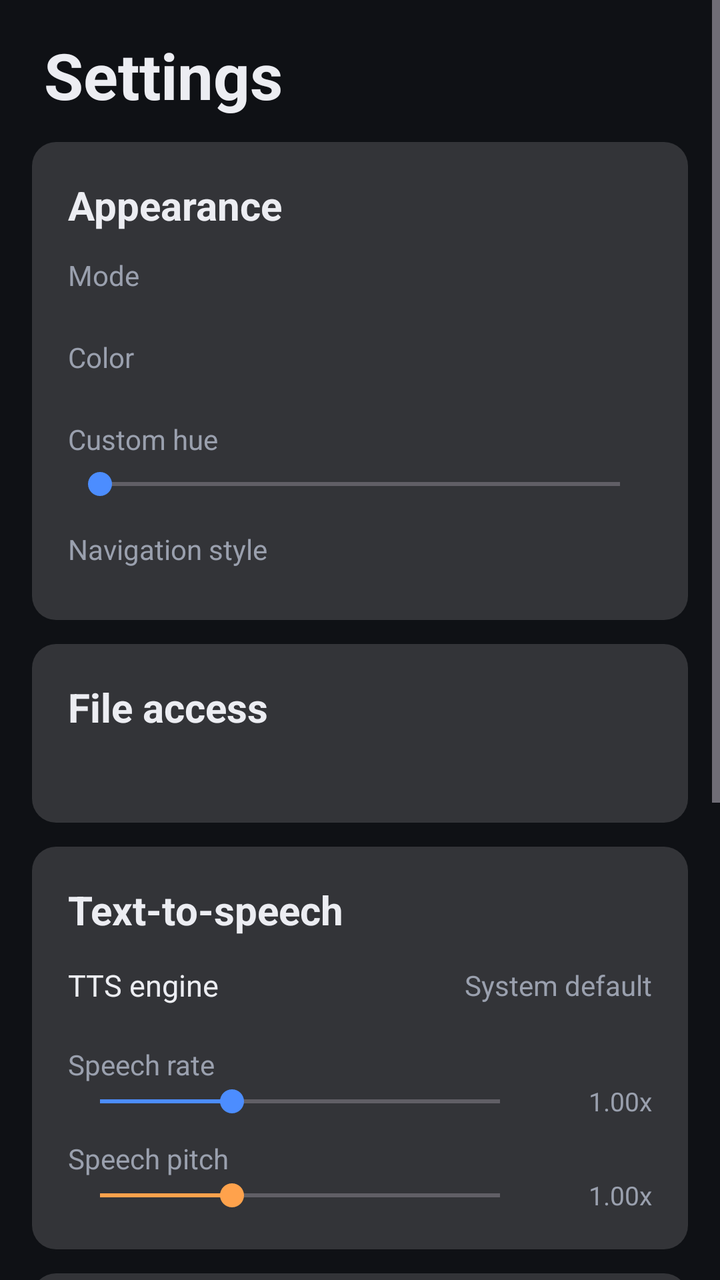
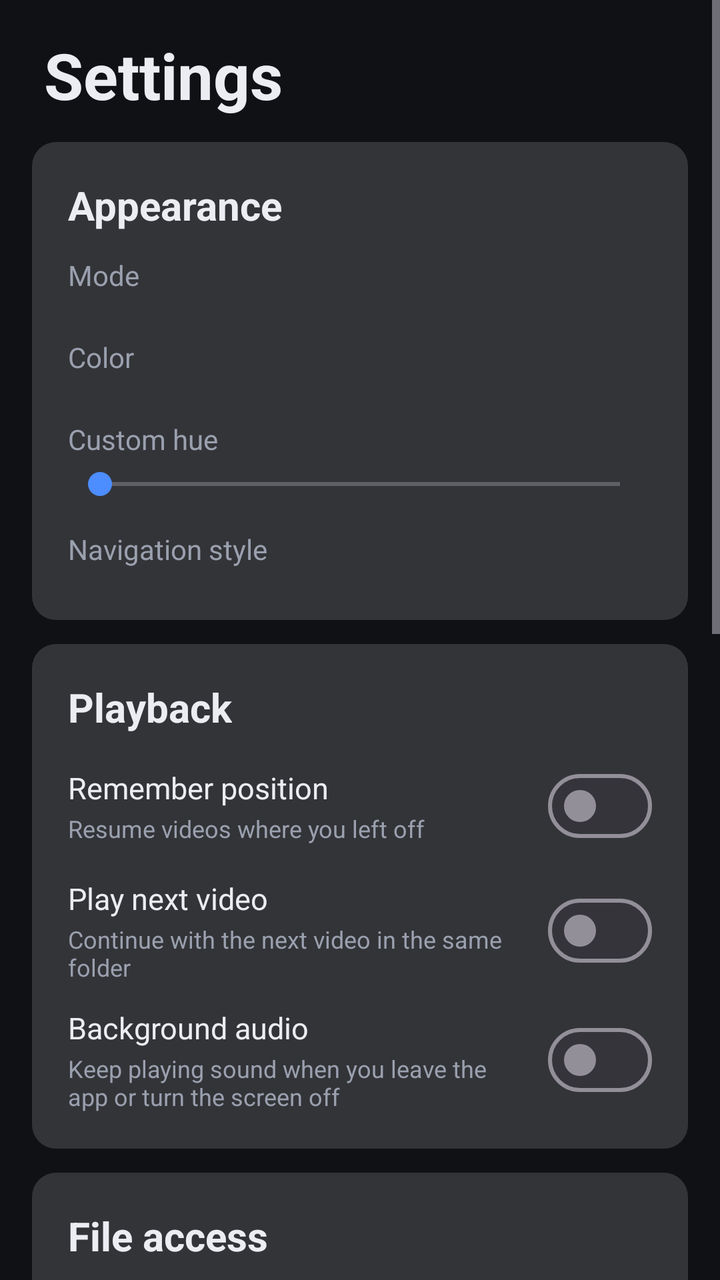

Compare the two renders of this Android layout. The source of the first and the diff that turns it into the second are given below.
<!-- AndroidManifest.xml: application theme Theme.LightPlayer -->
<!-- res/layout/fragment_settings.xml -->
<?xml version="1.0" encoding="utf-8"?>
<ScrollView xmlns:android="http://schemas.android.com/apk/res/android"
    android:layout_width="match_parent"
    android:layout_height="match_parent"
    android:clipToPadding="false"
    android:fillViewport="true"
    android:overScrollMode="ifContentScrolls"
    android:paddingBottom="16dp">

    <LinearLayout
        android:layout_width="match_parent"
        android:layout_height="wrap_content"
        android:orientation="vertical"
        android:paddingHorizontal="16dp"
        android:paddingTop="16dp">

        <TextView
            android:layout_width="wrap_content"
            android:layout_height="wrap_content"
            android:layout_marginStart="6dp"
            android:layout_marginBottom="12dp"
            android:tag="text1"
            android:text="@string/settings_title"
            android:textColor="@color/text_primary"
            android:textSize="32sp"
            android:textStyle="bold" />

        
        <LinearLayout
            android:layout_width="match_parent"
            android:layout_height="wrap_content"
            android:layout_marginBottom="12dp"
            android:background="@drawable/bg_count_pill"
            android:orientation="vertical"
            android:padding="18dp"
            android:tag="card">

            <TextView
                android:layout_width="wrap_content"
                android:layout_height="wrap_content"
                android:tag="text1"
                android:text="@string/settings_appearance"
                android:textColor="@color/text_primary"
                android:textSize="20sp"
                android:textStyle="bold" />

            <TextView
                android:layout_width="wrap_content"
                android:layout_height="wrap_content"
                android:layout_marginTop="12dp"
                android:tag="text2"
                android:text="@string/settings_mode"
                android:textColor="@color/text_secondary"
                android:textSize="14sp" />

            <HorizontalScrollView
                android:layout_width="match_parent"
                android:layout_height="wrap_content"
                android:layout_marginTop="8dp"
                android:overScrollMode="never"
                android:scrollbars="none">

                <LinearLayout
                    android:id="@+id/modeChips"
                    android:layout_width="wrap_content"
                    android:layout_height="wrap_content"
                    android:orientation="horizontal" />
            </HorizontalScrollView>

            <TextView
                android:layout_width="wrap_content"
                android:layout_height="wrap_content"
                android:layout_marginTop="14dp"
                android:tag="text2"
                android:text="@string/settings_color"
                android:textColor="@color/text_secondary"
                android:textSize="14sp" />

            <HorizontalScrollView
                android:layout_width="match_parent"
                android:layout_height="wrap_content"
                android:layout_marginTop="8dp"
                android:overScrollMode="never"
                android:scrollbars="none">

                <LinearLayout
                    android:id="@+id/colorChips"
                    android:layout_width="wrap_content"
                    android:layout_height="wrap_content"
                    android:orientation="horizontal" />
            </HorizontalScrollView>

            <TextView
                android:layout_width="wrap_content"
                android:layout_height="wrap_content"
                android:layout_marginTop="14dp"
                android:tag="text2"
                android:text="@string/settings_hue"
                android:textColor="@color/text_secondary"
                android:textSize="14sp" />

            <SeekBar
                android:id="@+id/hueSeek"
                android:layout_width="match_parent"
                android:layout_height="wrap_content"
                android:layout_marginTop="4dp"
                android:max="360"
                android:progressTint="@color/accent"
                android:tag="seek"
                android:thumbTint="@color/accent" />

            <TextView
                android:layout_width="wrap_content"
                android:layout_height="wrap_content"
                android:layout_marginTop="14dp"
                android:tag="text2"
                android:text="@string/settings_nav"
                android:textColor="@color/text_secondary"
                android:textSize="14sp" />

            <HorizontalScrollView
                android:layout_width="match_parent"
                android:layout_height="wrap_content"
                android:layout_marginTop="8dp"
                android:overScrollMode="never"
                android:scrollbars="none">

                <LinearLayout
                    android:id="@+id/navChips"
                    android:layout_width="wrap_content"
                    android:layout_height="wrap_content"
                    android:orientation="horizontal" />
            </HorizontalScrollView>
        </LinearLayout>

        
        <LinearLayout
            android:layout_width="match_parent"
            android:layout_height="wrap_content"
            android:layout_marginBottom="12dp"
            android:background="@drawable/bg_count_pill"
            android:orientation="vertical"
            android:padding="18dp"
            android:tag="card">

            <TextView
                android:layout_width="wrap_content"
                android:layout_height="wrap_content"
                android:tag="text1"
                android:text="@string/settings_file_access"
                android:textColor="@color/text_primary"
                android:textSize="20sp"
                android:textStyle="bold" />

            <TextView
                android:id="@+id/fileStatus"
                android:layout_width="match_parent"
                android:layout_height="wrap_content"
                android:layout_marginTop="6dp"
                android:tag="text2"
                android:textColor="@color/text_secondary"
                android:textSize="15sp" />

            <Button
                android:id="@+id/btnGrantAccess"
                style="?attr/materialButtonOutlinedStyle"
                android:layout_width="match_parent"
                android:layout_height="wrap_content"
                android:layout_marginTop="10dp"
                android:tag="btn_outline"
                android:text="@string/settings_grant"
                android:visibility="gone" />
        </LinearLayout>

        
        <LinearLayout
            android:layout_width="match_parent"
            android:layout_height="wrap_content"
            android:layout_marginBottom="12dp"
            android:background="@drawable/bg_count_pill"
            android:orientation="vertical"
            android:padding="18dp"
            android:tag="card">

            <TextView
                android:layout_width="wrap_content"
                android:layout_height="wrap_content"
                android:tag="text1"
                android:text="@string/settings_tts_header"
                android:textColor="@color/text_primary"
                android:textSize="20sp"
                android:textStyle="bold" />

            <LinearLayout
                android:id="@+id/engineRow"
                android:layout_width="match_parent"
                android:layout_height="wrap_content"
                android:background="?attr/selectableItemBackground"
                android:clickable="true"
                android:focusable="true"
                android:gravity="center_vertical"
                android:orientation="horizontal"
                android:paddingVertical="14dp">

                <TextView
                    android:layout_width="0dp"
                    android:layout_height="wrap_content"
                    android:layout_weight="1"
                    android:tag="text1"
                    android:text="@string/settings_engine"
                    android:textColor="@color/text_primary"
                    android:textSize="15sp" />

                <TextView
                    android:id="@+id/engineValue"
                    android:layout_width="wrap_content"
                    android:layout_height="wrap_content"
                    android:tag="accent_text"
                    android:text="@string/settings_default_engine"
                    android:textColor="@color/text_secondary"
                    android:textSize="14sp" />
            </LinearLayout>

            <TextView
                android:layout_width="wrap_content"
                android:layout_height="wrap_content"
                android:layout_marginTop="6dp"
                android:tag="text2"
                android:text="@string/settings_rate"
                android:textColor="@color/text_secondary"
                android:textSize="14sp" />

            <LinearLayout
                android:layout_width="match_parent"
                android:layout_height="wrap_content"
                android:gravity="center_vertical"
                android:orientation="horizontal">

                <SeekBar
                    android:id="@+id/rateSeek"
                    android:layout_width="0dp"
                    android:layout_height="wrap_content"
                    android:layout_weight="1"
                    android:max="100"
                    android:progress="33"
                    android:progressTint="@color/accent"
                    android:tag="seek"
                    android:thumbTint="@color/accent" />

                <TextView
                    android:id="@+id/rateValue"
                    android:layout_width="60dp"
                    android:layout_height="wrap_content"
                    android:gravity="end"
                    android:tag="text1"
                    android:text="@string/settings_rate_default"
                    android:textColor="@color/text_secondary"
                    android:textSize="13sp" />
            </LinearLayout>

            <TextView
                android:layout_width="wrap_content"
                android:layout_height="wrap_content"
                android:layout_marginTop="10dp"
                android:tag="text2"
                android:text="@string/settings_pitch"
                android:textColor="@color/text_secondary"
                android:textSize="14sp" />

            <LinearLayout
                android:layout_width="match_parent"
                android:layout_height="wrap_content"
                android:gravity="center_vertical"
                android:orientation="horizontal">

                <SeekBar
                    android:id="@+id/pitchSeek"
                    android:layout_width="0dp"
                    android:layout_height="wrap_content"
                    android:layout_weight="1"
                    android:max="100"
                    android:progress="33"
                    android:progressTint="@color/accent_tts"
                    android:tag="seek_tts"
                    android:thumbTint="@color/accent_tts" />

                <TextView
                    android:id="@+id/pitchValue"
                    android:layout_width="60dp"
                    android:layout_height="wrap_content"
                    android:gravity="end"
                    android:tag="text1"
                    android:text="@string/settings_rate_default"
                    android:textColor="@color/text_secondary"
                    android:textSize="13sp" />
            </LinearLayout>
        </LinearLayout>

        
        <LinearLayout
            android:layout_width="match_parent"
            android:layout_height="wrap_content"
            android:layout_marginBottom="12dp"
            android:background="@drawable/bg_count_pill"
            android:orientation="vertical"
            android:padding="18dp"
            android:tag="card">

            <TextView
                android:layout_width="wrap_content"
                android:layout_height="wrap_content"
                android:tag="text1"
                android:text="@string/settings_storage_header"
                android:textColor="@color/text_primary"
                android:textSize="20sp"
                android:textStyle="bold" />

            <TextView
                android:id="@+id/storageInfo"
                android:layout_width="match_parent"
                android:layout_height="wrap_content"
                android:layout_marginTop="6dp"
                android:tag="text2"
                android:text="@string/settings_generated_fmt"
                android:textColor="@color/text_secondary"
                android:textSize="15sp" />

            <Button
                android:id="@+id/clearTts"
                style="?attr/materialButtonOutlinedStyle"
                android:layout_width="match_parent"
                android:layout_height="wrap_content"
                android:layout_marginTop="12dp"
                android:tag="btn_outline"
                android:text="@string/settings_clear_tts" />

            <Button
                android:id="@+id/clearCache"
                style="?attr/materialButtonOutlinedStyle"
                android:layout_width="match_parent"
                android:layout_height="wrap_content"
                android:layout_marginTop="8dp"
                android:tag="btn_outline"
                android:text="@string/settings_clear_cache" />
        </LinearLayout>

        
        <LinearLayout
            android:layout_width="match_parent"
            android:layout_height="wrap_content"
            android:layout_marginBottom="12dp"
            android:background="@drawable/bg_count_pill"
            android:orientation="vertical"
            android:padding="18dp"
            android:tag="card">

            <TextView
                android:layout_width="wrap_content"
                android:layout_height="wrap_content"
                android:tag="text1"
                android:text="@string/settings_about_header"
                android:textColor="@color/text_primary"
                android:textSize="20sp"
                android:textStyle="bold" />

            <TextView
                android:id="@+id/versionText"
                android:layout_width="wrap_content"
                android:layout_height="wrap_content"
                android:layout_marginTop="6dp"
                android:tag="text2"
                android:textColor="@color/text_secondary"
                android:textSize="15sp" />

            <TextView
                android:layout_width="match_parent"
                android:layout_height="wrap_content"
                android:layout_marginTop="2dp"
                android:tag="text2"
                android:text="@string/settings_about"
                android:textColor="@color/text_secondary"
                android:textSize="15sp" />
        </LinearLayout>
    </LinearLayout>
</ScrollView>
<!-- resources referenced by this layout -->
<resources>
  <color name="accent">#4C8DFF</color>
  <color name="accent_tts">#FFA24C</color>
  <color name="text_primary">#ECEDF2</color>
  <color name="text_secondary">#9AA0AE</color>
  <!-- drawable bg_count_pill (drawable) -->
  <?xml version="1.0" encoding="utf-8"?>
  <shape xmlns:android="http://schemas.android.com/apk/res/android" android:shape="rectangle">
      <solid android:color="#26FFFFFF" />
      <corners android:radius="12dp" />
  </shape>
  <string name="settings_about">Lightweight local media player with subtitle-based TTS audio generation.</string>
  <string name="settings_about_header">About</string>
  <string name="settings_appearance">Appearance</string>
  <string name="settings_clear_cache">Clear temporary cache</string>
  <string name="settings_clear_tts">Clear generated TTS files</string>
  <string name="settings_color">Color</string>
  <string name="settings_default_engine">System default</string>
  <string name="settings_engine">TTS engine</string>
  <string name="settings_file_access">File access</string>
  <string name="settings_generated_fmt">Generated tracks: %1$d (%2$s)</string>
  <string name="settings_grant">Allow access</string>
  <string name="settings_hue">Custom hue</string>
  <string name="settings_mode">Mode</string>
  <string name="settings_nav">Navigation style</string>
  <string name="settings_pitch">Speech pitch</string>
  <string name="settings_rate">Speech rate</string>
  <string name="settings_rate_default">1.00x</string>
  <string name="settings_storage_header">Storage</string>
  <string name="settings_title">Settings</string>
  <string name="settings_tts_header">Text-to-speech</string>
  <style name="Theme.LightPlayer" parent="Theme.Material3.Dark.NoActionBar">
          <item name="colorPrimary">@color/accent</item>
          <item name="colorOnPrimary">#FFFFFF</item>
          <item name="colorSecondary">@color/accent</item>
          <item name="colorSurface">@color/surface</item>
          <item name="colorOnSurface">@color/text_primary</item>
          <item name="colorOnSurfaceVariant">@color/text_secondary</item>
          <item name="android:colorBackground">@color/bg</item>
          <item name="android:statusBarColor">@color/bg</item>
          <item name="android:navigationBarColor">@color/bg</item>
          <item name="android:windowBackground">@color/bg</item>
          <item name="android:forceDarkAllowed">false</item>
      </style>
  <color name="surface">#171A21</color>
  <color name="bg">#0F1115</color>
</resources>

<!-- the commit's change to res/layout/fragment_settings.xml (unified diff, before → after) -->
@@ -147,6 +147,143 @@
                 android:layout_width="wrap_content"
                 android:layout_height="wrap_content"
                 android:tag="text1"
+                android:text="@string/settings_playback"
+                android:textColor="@color/text_primary"
+                android:textSize="20sp"
+                android:textStyle="bold" />
+
+            <LinearLayout
+                android:layout_width="match_parent"
+                android:layout_height="wrap_content"
+                android:gravity="center_vertical"
+                android:orientation="horizontal"
+                android:paddingTop="12dp">
+
+                <LinearLayout
+                    android:layout_width="0dp"
+                    android:layout_height="wrap_content"
+                    android:layout_marginEnd="12dp"
+                    android:layout_weight="1"
+                    android:orientation="vertical">
+
+                    <TextView
+                        android:layout_width="match_parent"
+                        android:layout_height="wrap_content"
+                        android:tag="text1"
+                        android:text="@string/settings_resume"
+                        android:textColor="@color/text_primary"
+                        android:textSize="15sp" />
+
+                    <TextView
+                        android:layout_width="match_parent"
+                        android:layout_height="wrap_content"
+                        android:layout_marginTop="2dp"
+                        android:tag="text2"
+                        android:text="@string/settings_resume_sub"
+                        android:textColor="@color/text_secondary"
+                        android:textSize="12sp" />
+                </LinearLayout>
+
+                <com.google.android.material.materialswitch.MaterialSwitch
+                    android:id="@+id/switchResume"
+                    android:layout_width="wrap_content"
+                    android:layout_height="wrap_content"
+                    android:tag="switch" />
+            </LinearLayout>
+
+            <LinearLayout
+                android:layout_width="match_parent"
+                android:layout_height="wrap_content"
+                android:gravity="center_vertical"
+                android:orientation="horizontal"
+                android:paddingTop="12dp">
+
+                <LinearLayout
+                    android:layout_width="0dp"
+                    android:layout_height="wrap_content"
+                    android:layout_marginEnd="12dp"
+                    android:layout_weight="1"
+                    android:orientation="vertical">
+
+                    <TextView
+                        android:layout_width="match_parent"
+                        android:layout_height="wrap_content"
+                        android:tag="text1"
+                        android:text="@string/settings_auto_next"
+                        android:textColor="@color/text_primary"
+                        android:textSize="15sp" />
+
+                    <TextView
+                        android:layout_width="match_parent"
+                        android:layout_height="wrap_content"
+                        android:layout_marginTop="2dp"
+                        android:tag="text2"
+                        android:text="@string/settings_auto_next_sub"
+                        android:textColor="@color/text_secondary"
+                        android:textSize="12sp" />
+                </LinearLayout>
+
+                <com.google.android.material.materialswitch.MaterialSwitch
+                    android:id="@+id/switchAutoNext"
+                    android:layout_width="wrap_content"
+                    android:layout_height="wrap_content"
+                    android:tag="switch" />
+            </LinearLayout>
+
+            <LinearLayout
+                android:layout_width="match_parent"
+                android:layout_height="wrap_content"
+                android:gravity="center_vertical"
+                android:orientation="horizontal"
+                android:paddingTop="12dp">
+
+                <LinearLayout
+                    android:layout_width="0dp"
+                    android:layout_height="wrap_content"
+                    android:layout_marginEnd="12dp"
+                    android:layout_weight="1"
+                    android:orientation="vertical">
+
+                    <TextView
+                        android:layout_width="match_parent"
+                        android:layout_height="wrap_content"
+                        android:tag="text1"
+                        android:text="@string/settings_bg_audio"
+                        android:textColor="@color/text_primary"
+                        android:textSize="15sp" />
+
+                    <TextView
+                        android:layout_width="match_parent"
+                        android:layout_height="wrap_content"
+                        android:layout_marginTop="2dp"
+                        android:tag="text2"
+                        android:text="@string/settings_bg_audio_sub"
+                        android:textColor="@color/text_secondary"
+                        android:textSize="12sp" />
+                </LinearLayout>
+
+                <com.google.android.material.materialswitch.MaterialSwitch
+                    android:id="@+id/switchBgAudio"
+                    android:layout_width="wrap_content"
+                    android:layout_height="wrap_content"
+                    android:tag="switch" />
+            </LinearLayout>
+        </LinearLayout>
+
+        
+        <LinearLayout
+            android:layout_width="match_parent"
+            android:layout_height="wrap_content"
+            android:layout_marginBottom="12dp"
+            android:background="@drawable/bg_count_pill"
+            android:orientation="vertical"
+            android:padding="18dp"
+            android:tag="card">
+
+            <TextView
+                android:layout_width="wrap_content"
+                android:layout_height="wrap_content"
+                android:tag="text1"
                 android:text="@string/settings_file_access"
                 android:textColor="@color/text_primary"
                 android:textSize="20sp"
<!-- resource entries referenced after the edit -->
@@ -13,6 +13,10 @@
   <string name="settings_about">Lightweight local media player with subtitle-based TTS audio generation.</string>
   <string name="settings_about_header">About</string>
   <string name="settings_appearance">Appearance</string>
+  <string name="settings_auto_next">Play next video</string>
+  <string name="settings_auto_next_sub">Continue with the next video in the same folder</string>
+  <string name="settings_bg_audio">Background audio</string>
+  <string name="settings_bg_audio_sub">Keep playing sound when you leave the app or turn the screen off</string>
   <string name="settings_clear_cache">Clear temporary cache</string>
   <string name="settings_clear_tts">Clear generated TTS files</string>
   <string name="settings_color">Color</string>
@@ -25,8 +29,11 @@
   <string name="settings_mode">Mode</string>
   <string name="settings_nav">Navigation style</string>
   <string name="settings_pitch">Speech pitch</string>
+  <string name="settings_playback">Playback</string>
   <string name="settings_rate">Speech rate</string>
   <string name="settings_rate_default">1.00x</string>
+  <string name="settings_resume">Remember position</string>
+  <string name="settings_resume_sub">Resume videos where you left off</string>
   <string name="settings_storage_header">Storage</string>
   <string name="settings_title">Settings</string>
   <string name="settings_tts_header">Text-to-speech</string>
